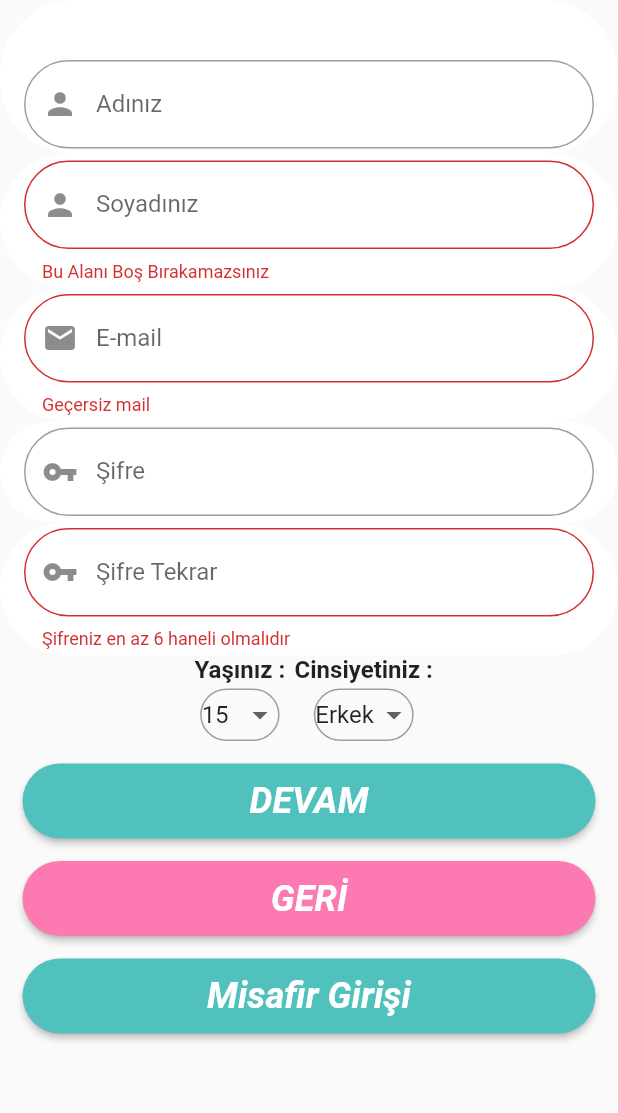
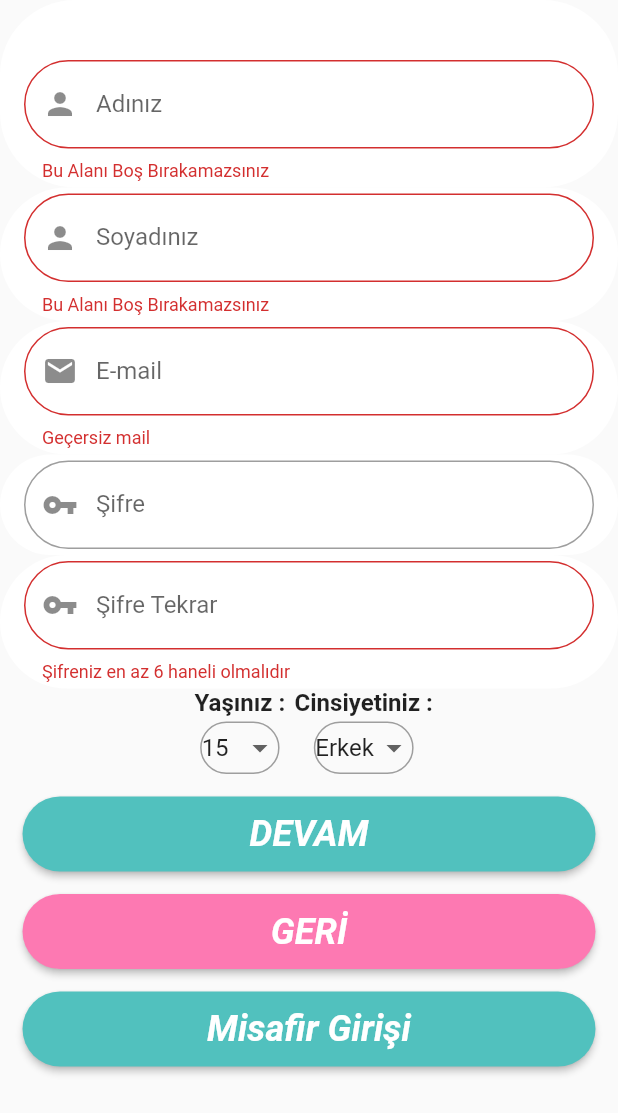
Before and after one commit to muhammedalilevent/project_bibi, a Flutter app: the RegisterPage screen opened directly, after a tap on "DEVAM", on a phone screen of 412 x 824 dp. Shown: the top 1113 px of the screen. Run offline on Flutter 3.47's test engine with Material 2 defaults, Android fonts, the light colour scheme and no system bars; our stand-ins replace fluttertoast, hexcolor; network calls fail.

Commit message:
ufak değişiiklikler yapıldı

```diff
--- a/lib/Views/LoginPages/RegisterPage.dart
+++ b/lib/Views/LoginPages/RegisterPage.dart
@@ -144,12 +144,7 @@ class _RegisterPageState extends State<RegisterPage> {
         "gender": gender ? "1" : "0",
         "age": "$secilenYas",
         "password": controllerPassword.text,
-        /* "username": "mobil",
-        "surname": "mobil",
-        "gender": 1,
-        "age" : 31,
-        "email": "mobil@mobil.com",
-        "password": "mobilmobil",*/
+
       });
       debugPrint("http Post Çalıştırıldı" +
           response.statusCode.toString() +
@@ -203,7 +198,7 @@ class _RegisterPageState extends State<RegisterPage> {
                     borderRadius: BorderRadius.circular(50),
                   ),
                 ),
-                //validator: _nameControl,
+                validator: _nameControl,
               ),
             ),
             Container(
@@ -270,7 +265,7 @@ class _RegisterPageState extends State<RegisterPage> {
                 obscureText: true,
                 decoration: InputDecoration(
                   prefixIcon: Icon(Icons.vpn_key),
-                  hintText: "**",
+                  hintText: "******",
                   labelText: "Şifre",
                   border: OutlineInputBorder(
                     borderRadius: BorderRadius.circular(50),
@@ -290,11 +285,11 @@ class _RegisterPageState extends State<RegisterPage> {
               ),
               child: TextFormField(
                 keyboardType: TextInputType.visiblePassword,
-                //controller: controllerName,
+
                 obscureText: true,
                 decoration: InputDecoration(
                   prefixIcon: Icon(Icons.vpn_key),
-                  hintText: "**",
+                  hintText: "******",
                   labelText: "Şifre Tekrar",
                   border: OutlineInputBorder(
                     borderRadius: BorderRadius.circular(50),
```
Also changed, not shown: 1 other file.
